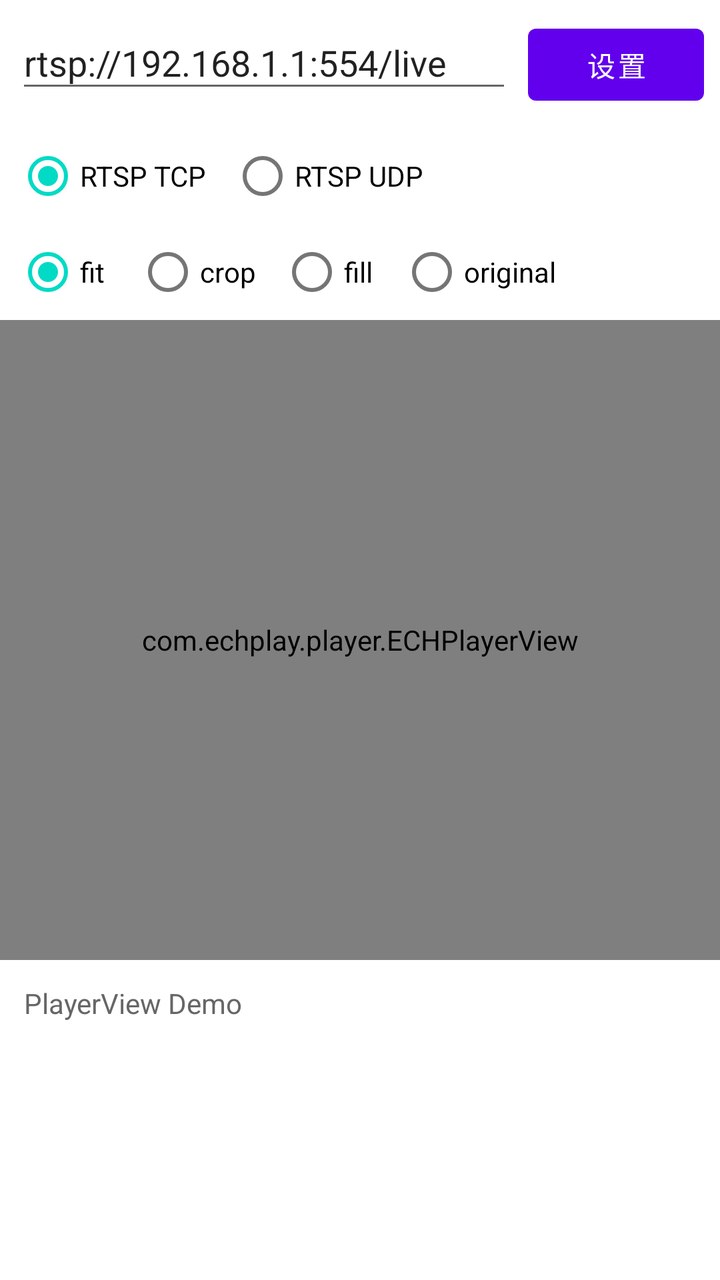
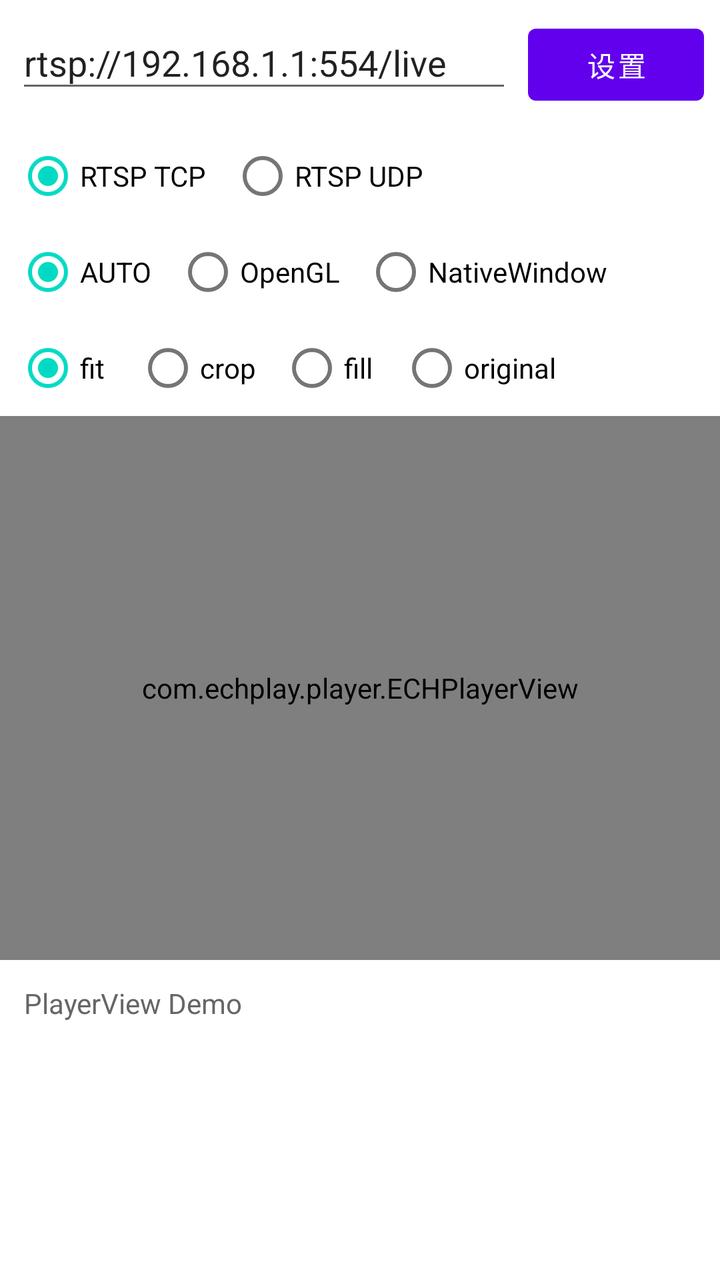

Two renders of the same Android screen: before a commit and after it. Below are the layout's source before the change and the commit's diff.
<!-- AndroidManifest.xml: application theme Theme.ABCPlayDemo -->
<!-- res/layout/activity_player_view_demo.xml -->
<?xml version="1.0" encoding="utf-8"?>
<LinearLayout xmlns:android="http://schemas.android.com/apk/res/android"
    android:layout_width="match_parent"
    android:layout_height="match_parent"
    android:orientation="vertical">

    <LinearLayout
        android:layout_width="match_parent"
        android:layout_height="wrap_content"
        android:orientation="horizontal"
        android:padding="8dp">

        <EditText
            android:id="@+id/playerViewUrlInput"
            android:layout_width="0dp"
            android:layout_height="wrap_content"
            android:layout_weight="1"
            android:hint="输入本地路径或 rtsp:// 地址"
            android:imeOptions="actionDone"
            android:inputType="textUri"
            android:maxLines="1"
            android:singleLine="true"
            android:text="rtsp://192.168.1.1:554/live" />

        <Button
            android:id="@+id/playerViewSetPathButton"
            android:layout_width="wrap_content"
            android:layout_height="wrap_content"
            android:layout_marginStart="8dp"
            android:text="设置" />

    </LinearLayout>

    <RadioGroup
        android:id="@+id/playerViewTransportGroup"
        android:layout_width="wrap_content"
        android:layout_height="wrap_content"
        android:layout_marginStart="8dp"
        android:orientation="horizontal">

        <RadioButton
            android:id="@+id/playerViewTransportTcpButton"
            android:layout_width="wrap_content"
            android:layout_height="wrap_content"
            android:checked="true"
            android:text="RTSP TCP" />

        <RadioButton
            android:id="@+id/playerViewTransportUdpButton"
            android:layout_width="wrap_content"
            android:layout_height="wrap_content"
            android:layout_marginStart="12dp"
            android:text="RTSP UDP" />

    </RadioGroup>

    <RadioGroup
        android:id="@+id/playerViewScaleGroup"
        android:layout_width="wrap_content"
        android:layout_height="wrap_content"
        android:layout_marginStart="8dp"
        android:orientation="horizontal">

        <RadioButton
            android:id="@+id/playerViewScaleFitButton"
            android:layout_width="wrap_content"
            android:layout_height="wrap_content"
            android:checked="true"
            android:text="fit" />

        <RadioButton
            android:id="@+id/playerViewScaleCropButton"
            android:layout_width="wrap_content"
            android:layout_height="wrap_content"
            android:layout_marginStart="12dp"
            android:text="crop" />

        <RadioButton
            android:id="@+id/playerViewScaleFillButton"
            android:layout_width="wrap_content"
            android:layout_height="wrap_content"
            android:layout_marginStart="12dp"
            android:text="fill" />

        <RadioButton
            android:id="@+id/playerViewScaleOriginalButton"
            android:layout_width="wrap_content"
            android:layout_height="wrap_content"
            android:layout_marginStart="12dp"
            android:text="original" />

    </RadioGroup>

    <com.echplay.player.ECHPlayerView
        android:id="@+id/playerView"
        android:layout_width="match_parent"
        android:layout_height="0dp"
        android:layout_weight="1" />

    <ScrollView
        android:layout_width="match_parent"
        android:layout_height="160dp">

        <TextView
            android:id="@+id/playerViewLogText"
            android:layout_width="match_parent"
            android:layout_height="wrap_content"
            android:padding="12dp"
            android:text="PlayerView Demo\n"
            android:textColor="#666666"
            android:textSize="14sp" />

    </ScrollView>

</LinearLayout>
<!-- resources referenced by this layout -->
<resources>
  <style name="Theme.ABCPlayDemo" parent="Theme.MaterialComponents.DayNight.DarkActionBar">
          
          <item name="colorPrimary">@color/purple_500</item>
          <item name="colorPrimaryVariant">@color/purple_700</item>
          <item name="colorOnPrimary">@color/white</item>
          
          <item name="colorSecondary">@color/teal_200</item>
          <item name="colorSecondaryVariant">@color/teal_700</item>
          <item name="colorOnSecondary">@color/black</item>
          
          <item name="android:statusBarColor">?attr/colorPrimaryVariant</item>
          
      </style>
  <color name="purple_500">#FF6200EE</color>
  <color name="purple_700">#FF3700B3</color>
  <color name="white">#FFFFFFFF</color>
  <color name="teal_200">#FF03DAC5</color>
  <color name="teal_700">#FF018786</color>
  <color name="black">#FF000000</color>
</resources>

<!-- the commit's change to res/layout/activity_player_view_demo.xml (unified diff, before → after) -->
@@ -51,6 +51,36 @@
             android:layout_height="wrap_content"
             android:layout_marginStart="12dp"
             android:text="RTSP UDP" />
+
+    </RadioGroup>
+
+    <RadioGroup
+        android:id="@+id/playerViewRenderModeGroup"
+        android:layout_width="wrap_content"
+        android:layout_height="wrap_content"
+        android:layout_marginStart="8dp"
+        android:orientation="horizontal">
+
+        <RadioButton
+            android:id="@+id/playerViewRenderAutoButton"
+            android:layout_width="wrap_content"
+            android:layout_height="wrap_content"
+            android:checked="true"
+            android:text="AUTO" />
+
+        <RadioButton
+            android:id="@+id/playerViewRenderOpenGlButton"
+            android:layout_width="wrap_content"
+            android:layout_height="wrap_content"
+            android:layout_marginStart="12dp"
+            android:text="OpenGL" />
+
+        <RadioButton
+            android:id="@+id/playerViewRenderNativeButton"
+            android:layout_width="wrap_content"
+            android:layout_height="wrap_content"
+            android:layout_marginStart="12dp"
+            android:text="NativeWindow" />
 
     </RadioGroup>
 
